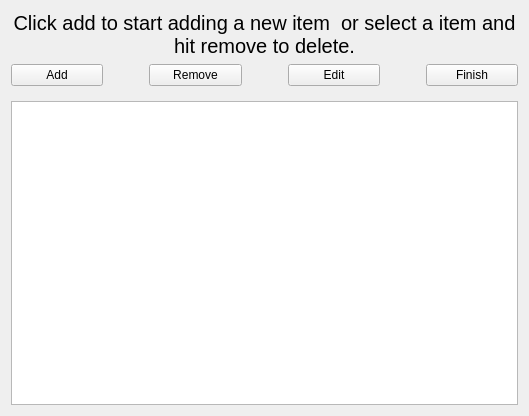
Qt form howdyCoder/ui/qtUiFiles/algoTopoView.ui (rmallow/howdyCoder) before a commit.
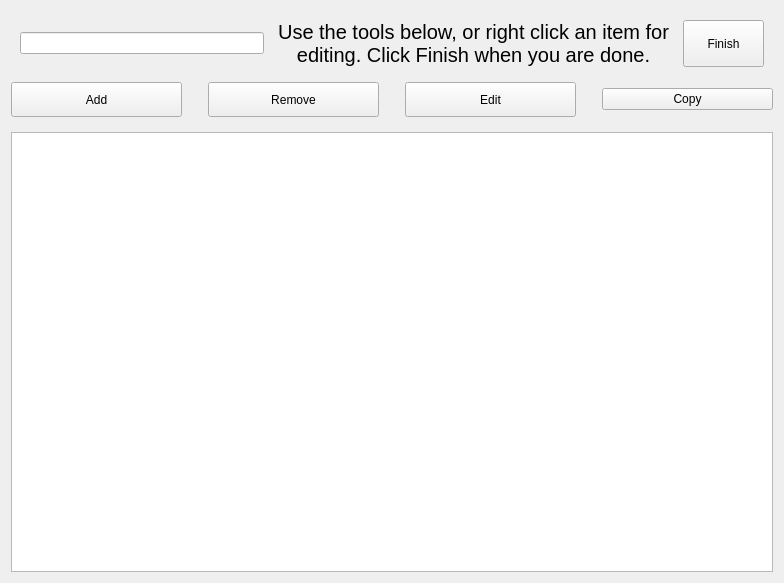
The same form after that commit.

Commit message: wiring buttons for topoview, changing buttons for control widget

```diff
--- a/howdyCoder/ui/qtUiFiles/algoTopoView.ui
+++ b/howdyCoder/ui/qtUiFiles/algoTopoView.ui
@@ -6,14 +6,70 @@
    <rect>
     <x>0</x>
     <y>0</y>
-    <width>529</width>
-    <height>416</height>
+    <width>784</width>
+    <height>583</height>
    </rect>
   </property>
   <property name="windowTitle">
    <string>AlgoTopoView</string>
   </property>
   <layout class="QVBoxLayout" name="verticalLayout">
+   <item>
+    <widget class="QWidget" name="widget_3" native="true">
+     <layout class="QHBoxLayout" name="horizontalLayout_2">
+      <item>
+       <widget class="QLineEdit" name="nameEdit">
+        <property name="sizePolicy">
+         <sizepolicy hsizetype="Expanding" vsizetype="Fixed">
+          <horstretch>3</horstretch>
+          <verstretch>0</verstretch>
+         </sizepolicy>
+        </property>
+        <property name="text">
+         <string/>
+        </property>
+       </widget>
+      </item>
+      <item>
+       <widget class="QLabel" name="bottomText">
+        <property name="sizePolicy">
+         <sizepolicy hsizetype="Preferred" vsizetype="Preferred">
+          <horstretch>5</horstretch>
+          <verstretch>0</verstretch>
+         </sizepolicy>
+        </property>
+        <property name="font">
+         <font>
+          <pointsize>15</pointsize>
+         </font>
+        </property>
+        <property name="text">
+         <string>Use the tools below, or right click an item for editing. Click Finish when you are done.</string>
+        </property>
+        <property name="alignment">
+         <set>Qt::AlignCenter</set>
+        </property>
+        <property name="wordWrap">
+         <bool>true</bool>
+        </property>
+       </widget>
+      </item>
+      <item>
+       <widget class="QPushButton" name="finishButton">
+        <property name="sizePolicy">
+         <sizepolicy hsizetype="Minimum" vsizetype="Preferred">
+          <horstretch>1</horstretch>
+          <verstretch>0</verstretch>
+         </sizepolicy>
+        </property>
+        <property name="text">
+         <string>Finish</string>
+        </property>
+       </widget>
+      </item>
+     </layout>
+    </widget>
+   </item>
    <item>
     <widget class="QWidget" name="widget_2" native="true">
      <property name="sizePolicy">
@@ -35,24 +91,6 @@
       <property name="bottomMargin">
        <number>0</number>
       </property>
-      <item>
-       <widget class="QLabel" name="bottomText">
-        <property name="font">
-         <font>
-          <pointsize>15</pointsize>
-         </font>
-        </property>
-        <property name="text">
-         <string>Click add to start adding a new item  or select a item and hit remove to delete.</string>
-        </property>
-        <property name="alignment">
-         <set>Qt::AlignCenter</set>
-        </property>
-        <property name="wordWrap">
-         <bool>true</bool>
-        </property>
-       </widget>
-      </item>
       <item>
        <widget class="QWidget" name="widget" native="true">
         <layout class="QHBoxLayout" name="horizontalLayout">
@@ -88,7 +126,7 @@
            </property>
            <property name="sizeHint" stdset="0">
             <size>
-             <width>40</width>
+             <width>20</width>
              <height>20</height>
             </size>
            </property>
@@ -117,7 +155,7 @@
            </property>
            <property name="sizeHint" stdset="0">
             <size>
-             <width>40</width>
+             <width>20</width>
              <height>20</height>
             </size>
            </property>
@@ -146,22 +184,16 @@
            </property>
            <property name="sizeHint" stdset="0">
             <size>
-             <width>40</width>
+             <width>20</width>
              <height>20</height>
             </size>
            </property>
           </spacer>
          </item>
          <item>
-          <widget class="QPushButton" name="finishButton">
-           <property name="sizePolicy">
-            <sizepolicy hsizetype="Minimum" vsizetype="Preferred">
-             <horstretch>0</horstretch>
-             <verstretch>0</verstretch>
-            </sizepolicy>
-           </property>
+          <widget class="QPushButton" name="copyButton">
            <property name="text">
-            <string>Finish</string>
+            <string>Copy</string>
            </property>
           </widget>
          </item>
```
The commit also changes 19 other files.
